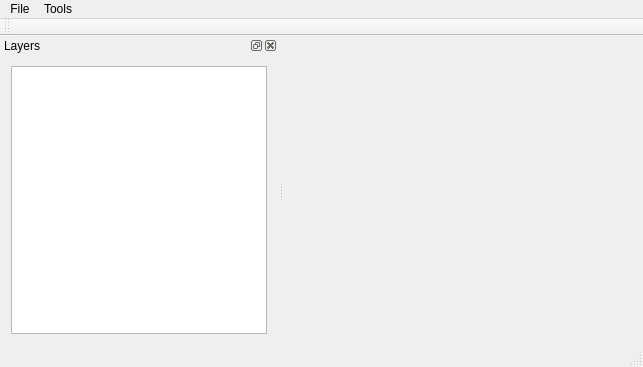
Before: the Qt Designer form iqamemainwindow.ui in 0x6368656174/iqAeroMapEditor, drawn with Qt 5.
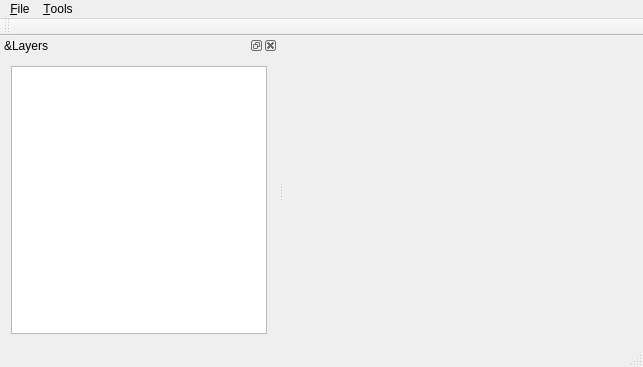
After: the same form once the commit is applied. Icons and pictures are not drawn. Custom widgets are drawn as their Qt base class.

```diff
--- a/iqamemainwindow.ui
+++ b/iqamemainwindow.ui
@@ -37,7 +37,7 @@
   <widget class="QStatusBar" name="statusBar"/>
   <widget class="QDockWidget" name="dockWidget">
    <property name="windowTitle">
-    <string>Layers</string>
+    <string>&amp;Layers</string>
    </property>
    <attribute name="dockWidgetArea">
     <number>1</number>
@@ -56,12 +56,12 @@
      <x>0</x>
      <y>0</y>
      <width>643</width>
-     <height>20</height>
+     <height>33</height>
     </rect>
    </property>
    <widget class="QMenu" name="menuFile">
     <property name="title">
-     <string>File</string>
+     <string>&amp;File</string>
     </property>
     <addaction name="actionOpen"/>
     <addaction name="separator"/>
@@ -69,7 +69,7 @@
    </widget>
    <widget class="QMenu" name="menuTools">
     <property name="title">
-     <string>Tools</string>
+     <string>&amp;Tools</string>
     </property>
     <addaction name="actionLogs"/>
    </widget>
```
Left out of the diff: 45 changed lines with no effect on the pictures.
